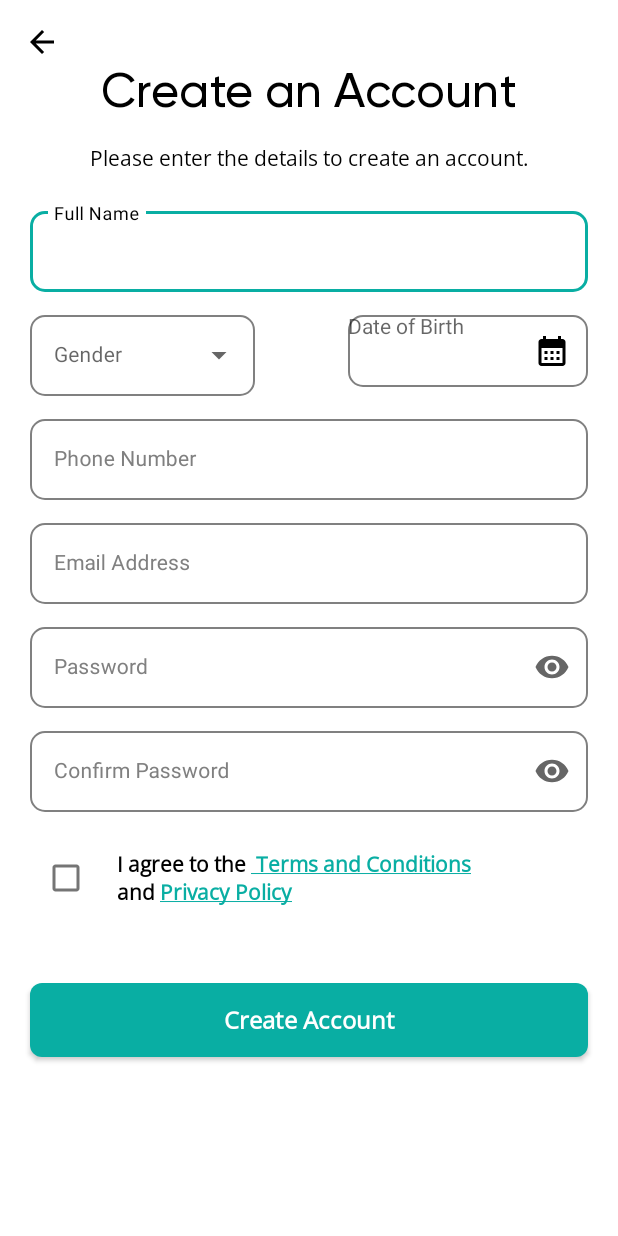
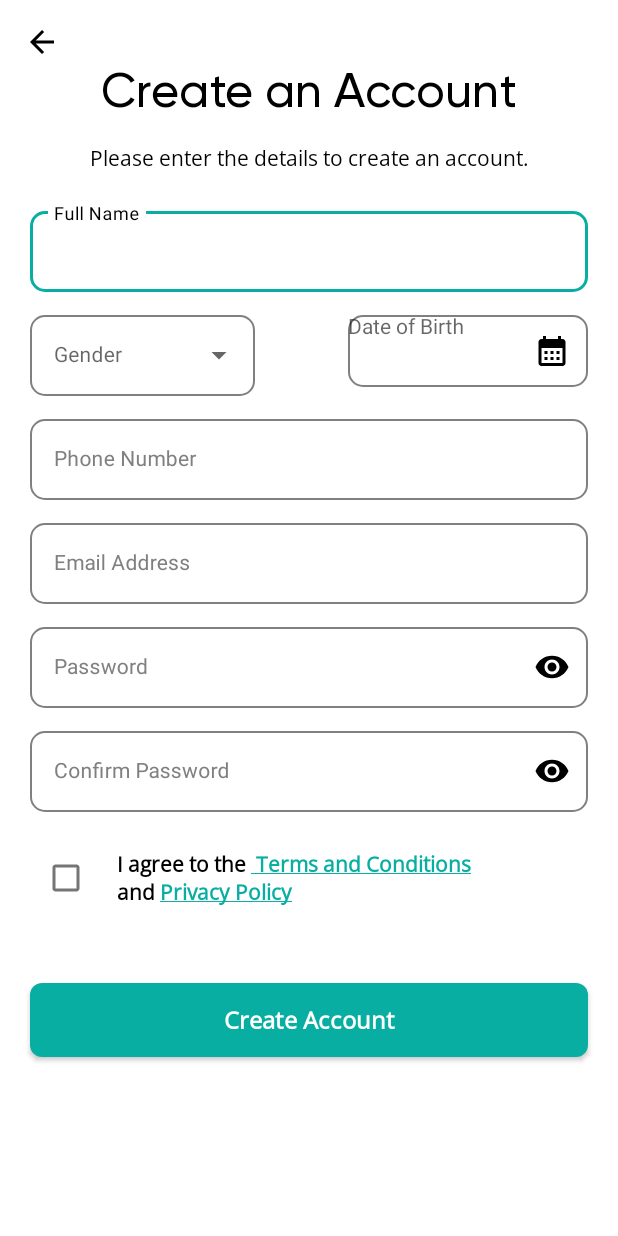
Before and after one commit to suzhant/FashionApp, an Android app: the ActivityRegister screen opened directly, with no data from a screen before it, on a phone screen of 412 x 824 dp. Run offline under Robolectric (Android 15) with nearby library versions, the phone set to English and light mode, and no system bars; our stand-ins replace Firebase (no records; nobody signed in at launch, a user with empty details on screens opened directly); libraries missing offline, so code that uses them is left out: com.hbb20, com.wdullaer.materialdatetimepicker; plain views replace CountryCodePicker, MaskEditText; 5 statements that could not run were skipped.

Commit message:
added dark mode view

```diff
--- /dev/null
+++ b/app/src/main/res/color/chip_dark_bg.xml
@@ -0,0 +1,5 @@
+<?xml version="1.0" encoding="utf-8"?>
+<selector xmlns:android="http://schemas.android.com/apk/res/android">
+    <item android:color="@color/black" android:state_checked="false" />
+    <item android:color="@color/skyBlue" android:state_checked="true" />
+</selector>
--- /dev/null
+++ b/app/src/main/res/color/chip_dark_storke.xml
@@ -0,0 +1,5 @@
+<?xml version="1.0" encoding="utf-8"?>
+<selector xmlns:android="http://schemas.android.com/apk/res/android">
+    <item android:color="@color/white" android:state_checked="false" />
+    <item android:color="@color/teal_700" android:state_checked="true" />
+</selector>
--- /dev/null
+++ b/app/src/main/res/color/chip_dark_txt.xml
@@ -0,0 +1,5 @@
+<?xml version="1.0" encoding="utf-8"?>
+<selector xmlns:android="http://schemas.android.com/apk/res/android">
+    <item android:color="@color/black" android:state_checked="true" />
+    <item android:color="@color/white" android:state_checked="false" />
+</selector>
--- a/app/src/main/res/layout/activity_forgot_pass.xml
+++ b/app/src/main/res/layout/activity_forgot_pass.xml
@@ -29,7 +29,6 @@
         android:fontFamily="@font/gilroy_bold"
         android:text="Forgot Password"
         android:textSize="32sp"
-        android:textColor="@color/black"
         app:layout_constraintStart_toStartOf="parent"
         app:layout_constraintTop_toTopOf="parent" />
 
@@ -66,16 +65,14 @@
             android:hint="Email Address"
             android:textColorHint="@color/hintColor"
             app:boxStrokeColor="@color/skyBlue"
-            app:endIconMode="clear_text"
-            app:hintTextColor="@color/black">
+            app:endIconMode="clear_text">
 
             <com.google.android.material.textfield.TextInputEditText
                 android:id="@+id/edMail"
                 android:layout_width="match_parent"
                 android:layout_height="wrap_content"
                 android:textSize="14sp"
-                android:inputType="textEmailAddress|textWebEmailAddress"
-                android:textColor="@color/black" />
+                android:inputType="textEmailAddress|textWebEmailAddress" />
         </com.google.android.material.textfield.TextInputLayout>
 
 
--- a/app/src/main/res/layout/activity_register.xml
+++ b/app/src/main/res/layout/activity_register.xml
@@ -4,7 +4,6 @@
     xmlns:tools="http://schemas.android.com/tools"
     android:layout_width="match_parent"
     android:layout_height="match_parent"
-    android:background="@color/white"
     tools:context=".ActivityRegister">
 
 <androidx.constraintlayout.widget.ConstraintLayout
@@ -32,7 +31,6 @@
         android:layout_marginTop="40dp"
         android:fontFamily="@font/gilroy_medium"
         android:text="Create an Account"
-        android:textColor="@color/black"
         android:textSize="32sp"
         app:layout_constraintEnd_toEndOf="parent"
         app:layout_constraintStart_toStartOf="parent"
@@ -46,7 +44,6 @@
         android:fontFamily="@font/open_sans"
         android:text="Please enter the details to create an account."
         android:textSize="14sp"
-        android:textColor="@color/black"
         app:layout_constraintEnd_toEndOf="parent"
         app:layout_constraintStart_toStartOf="parent"
         app:layout_constraintTop_toBottomOf="@+id/textView" />
@@ -68,7 +65,6 @@
             app:ccpDialog_backgroundColor="@color/skyBlue"
             app:ccpDialog_cornerRadius="6dp"
             app:ccpDialog_searchEditTextTint="@color/white"
-            app:ccpDialog_textColor="@color/white"
             app:ccp_autoDetectCountry="true"
             android:visibility="gone"
             app:ccp_showNameCode="false"
@@ -85,8 +81,7 @@
             android:hint="Full Name"
             app:boxStrokeColor="@color/skyBlue"
             android:textColorHint="@color/hintColor"
-            app:endIconMode="clear_text"
-            app:hintTextColor="@color/black">
+            app:endIconMode="clear_text">
 
 
             <com.google.android.material.textfield.TextInputEditText
@@ -94,8 +89,7 @@
                 android:layout_width="match_parent"
                 android:layout_height="wrap_content"
                 android:inputType="textPersonName"
-                android:textSize="14sp"
-                android:textColor="@color/black" />
+                android:textSize="14sp" />
         </com.google.android.material.textfield.TextInputLayout>
 
         <RelativeLayout
@@ -119,16 +113,14 @@
                 app:boxCornerRadiusBottomStart="10dp"
                 app:boxCornerRadiusTopEnd="10dp"
                 app:boxCornerRadiusTopStart="10dp"
-                app:boxStrokeColor="@color/skyBlue"
-                app:hintTextColor="@color/black">
+                app:boxStrokeColor="@color/skyBlue">
 
                 <AutoCompleteTextView
                     android:id="@+id/autoComplete"
                     android:layout_width="match_parent"
                     android:layout_height="wrap_content"
                     android:inputType="none"
-                    android:textSize="14sp"
-                    android:textColor="@color/black" />
+                    android:textSize="14sp" />
             </com.google.android.material.textfield.TextInputLayout>
 
             <com.google.android.material.textfield.TextInputLayout
@@ -141,9 +133,7 @@
                 app:endIconDrawable="@drawable/ic_calendar_month_24"
                 app:endIconMode="custom"
                 app:errorIconDrawable="@null"
-                app:endIconTint="@color/black"
-                app:boxStrokeColor="@color/skyBlue"
-                app:hintTextColor="@color/black">
+                app:boxStrokeColor="@color/skyBlue">
 
                 <com.santalu.maskara.widget.MaskEditText
                     android:id="@+id/edDOB"
@@ -152,7 +142,6 @@
                     android:inputType="number"
                     android:maxLength="10"
                     android:textSize="14sp"
-                    android:textColor="@color/black"
                     app:mask="##/##/####" />
 
             </com.google.android.material.textfield.TextInputLayout>
@@ -181,16 +170,14 @@
                 app:counterTextColor="@color/design_default_color_error"
                 app:prefixTextAppearance="@style/prefix"
                 app:endIconMode="clear_text"
-                app:boxStrokeColor="@color/skyBlue"
-                app:hintTextColor="@color/black">
+                app:boxStrokeColor="@color/skyBlue">
 
                 <com.google.android.material.textfield.TextInputEditText
                     android:id="@+id/edPhone"
                     android:layout_width="match_parent"
                     android:layout_height="wrap_content"
                     android:inputType="phone"
-                    android:textSize="14sp"
-                    android:textColor="@color/black" />
+                    android:textSize="14sp" />
             </com.google.android.material.textfield.TextInputLayout>
         </LinearLayout>
 
@@ -206,16 +193,14 @@
             android:hint="Email Address"
             android:textColorHint="@color/hintColor"
             app:endIconMode="clear_text"
-            app:boxStrokeColor="@color/skyBlue"
-            app:hintTextColor="@color/black">
+            app:boxStrokeColor="@color/skyBlue">
 
             <com.google.android.material.textfield.TextInputEditText
                 android:id="@+id/edMail"
                 android:layout_width="match_parent"
                 android:layout_height="wrap_content"
                 android:textSize="14sp"
-                android:inputType="textEmailAddress|textWebEmailAddress"
-                android:textColor="@color/black" />
+                android:inputType="textEmailAddress|textWebEmailAddress" />
         </com.google.android.material.textfield.TextInputLayout>
 
         <com.google.android.material.textfield.TextInputLayout
@@ -229,16 +214,14 @@
             android:hint="Password"
             android:textColorHint="@color/hintColor"
             app:boxStrokeColor="@color/skyBlue"
-            app:endIconMode="password_toggle"
-            app:hintTextColor="@color/black">
+            app:endIconMode="password_toggle">
 
             <com.google.android.material.textfield.TextInputEditText
                 android:id="@+id/edPass"
                 android:layout_width="match_parent"
                 android:layout_height="wrap_content"
                 android:textSize="14sp"
-                android:inputType="textPassword|textWebPassword"
-                android:textColor="@color/black" />
+                android:inputType="textPassword|textWebPassword" />
         </com.google.android.material.textfield.TextInputLayout>
 
         <com.google.android.material.textfield.TextInputLayout
@@ -252,16 +235,14 @@
             android:hint="Confirm Password"
             android:textColorHint="@color/hintColor"
             app:endIconMode="password_toggle"
-            app:boxStrokeColor="@color/skyBlue"
-            app:hintTextColor="@color/black">
+            app:boxStrokeColor="@color/skyBlue">
 
             <com.google.android.material.textfield.TextInputEditText
                 android:id="@+id/edRePass"
                 android:layout_width="match_parent"
                 android:layout_height="wrap_content"
                 android:inputType="textPassword"
-                android:textSize="14sp"
-                android:textColor="@color/black" />
+                android:textSize="14sp" />
         </com.google.android.material.textfield.TextInputLayout>
 
         <RelativeLayout
--- a/app/src/main/res/layout/activity_sign_in.xml
+++ b/app/src/main/res/layout/activity_sign_in.xml
@@ -29,7 +29,6 @@
         android:fontFamily="@font/gilroy_bold"
         android:text="Login"
         android:textSize="32sp"
-        android:textColor="@color/black"
         app:layout_constraintStart_toStartOf="parent"
         app:layout_constraintTop_toTopOf="parent" />
 
@@ -66,16 +65,14 @@
             android:hint="Email Address"
             android:textColorHint="@color/hintColor"
             app:boxStrokeColor="@color/skyBlue"
-            app:endIconMode="clear_text"
-            app:hintTextColor="@color/black">
+            app:endIconMode="clear_text">
 
             <com.google.android.material.textfield.TextInputEditText
                 android:id="@+id/edMail"
                 android:layout_width="match_parent"
                 android:layout_height="wrap_content"
                 android:textSize="14sp"
-                android:inputType="textEmailAddress|textWebEmailAddress"
-                android:textColor="@color/black" />
+                android:inputType="textEmailAddress|textWebEmailAddress" />
         </com.google.android.material.textfield.TextInputLayout>
 
         <com.google.android.material.textfield.TextInputLayout
@@ -89,16 +86,14 @@
             android:hint="Password"
             android:textColorHint="@color/hintColor"
             app:boxStrokeColor="@color/skyBlue"
-            app:endIconMode="password_toggle"
-            app:hintTextColor="@color/black">
+            app:endIconMode="password_toggle">
 
             <com.google.android.material.textfield.TextInputEditText
                 android:id="@+id/edPass"
                 android:layout_width="match_parent"
                 android:layout_height="wrap_content"
                 android:textSize="14sp"
-                android:inputType="textPassword|textWebPassword"
-                android:textColor="@color/black" />
+                android:inputType="textPassword|textWebPassword" />
         </com.google.android.material.textfield.TextInputLayout>
 
         <com.google.android.material.button.MaterialButton
--- a/app/src/main/res/values-night/themes.xml
+++ b/app/src/main/res/values-night/themes.xml
@@ -14,6 +14,7 @@
         <!-- Customize your theme here. -->
         <item name="android:textColor">@color/white</item>
         <item name="android:windowActivityTransitions">true</item>
+        <item name="chipStyle">@style/CustomChipStyle</item>
     </style>
 
     //Material dialog
@@ -51,6 +52,7 @@
     <style name="Widget.App.TextInputLayout" parent="Widget.MaterialComponents.TextInputLayout.OutlinedBox">
         <item name="materialThemeOverlay">@style/ThemeOverlay.App.TextInputLayout</item>
         <item name="hintTextColor">?attr/colorOnSurface</item>
+        <item name="endIconTint">@color/white</item>
     </style>
 
     <style name="ThemeOverlay.App.TextInputLayout" parent="">
@@ -63,4 +65,15 @@
         <item name="editTextStyle">@style/Widget.MaterialComponents.TextInputLayout.OutlinedBox
         </item>
     </style>
+
+    //custom chip style
+
+    <style name="CustomChipStyle" parent="Widget.MaterialComponents.Chip.Choice">
+        <item name="chipBackgroundColor">@color/chip_dark_bg</item>
+        <item name="android:textColor">@color/chip_dark_txt</item>
+        <item name="rippleColor">@color/black</item>
+        <item name="chipStrokeColor">@color/chip_dark_storke</item>
+    </style>
+
+
 </resources>
--- a/app/src/main/res/values/themes.xml
+++ b/app/src/main/res/values/themes.xml
@@ -57,6 +57,7 @@
     <style name="Widget.App.TextInputLayout" parent="Widget.MaterialComponents.TextInputLayout.OutlinedBox">
         <item name="materialThemeOverlay">@style/ThemeOverlay.App.TextInputLayout</item>
         <item name="hintTextColor">?attr/colorOnSurface</item>
+        <item name="endIconTint">@color/black</item>
     </style>
 
     <style name="ThemeOverlay.App.TextInputLayout" parent="">
```
